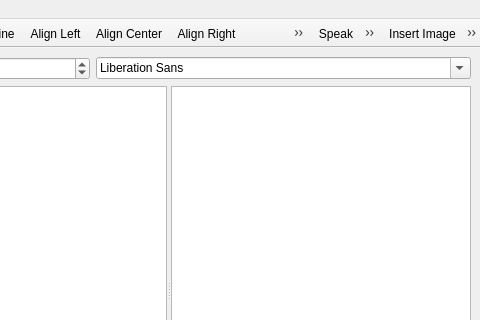
Above: ui/mainwindow.ui from nyov/writetype before the change; both pictures show x 323 to 803 and y 0 to 320 of the 803 by 600 pixel window. Below: the same form after it.
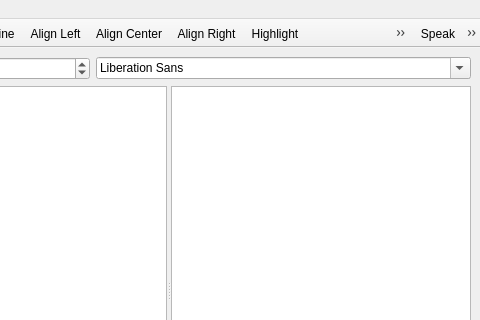
That is the form after the change. Icons and pictures are not drawn. Custom widgets are drawn as their Qt base class.

Patch:
```diff
--- a/ui/mainwindow.ui
+++ b/ui/mainwindow.ui
@@ -311,24 +311,6 @@
    <addaction name="actionStop"/>
    <addaction name="separator"/>
   </widget>
-  <widget class="QToolBar" name="imageToolBar">
-   <property name="windowTitle">
-    <string>toolBar</string>
-   </property>
-   <property name="movable">
-    <bool>false</bool>
-   </property>
-   <attribute name="toolBarArea">
-    <enum>TopToolBarArea</enum>
-   </attribute>
-   <attribute name="toolBarBreak">
-    <bool>false</bool>
-   </attribute>
-   <addaction name="actionInsert_Image"/>
-   <addaction name="actionAlign_Image_Left"/>
-   <addaction name="actionAlign_Image_Right"/>
-   <addaction name="separator"/>
-  </widget>
   <action name="actionSave">
    <property name="enabled">
     <bool>false</bool>
```
Left out of the diff: 22 changed lines with no effect on the pictures.
